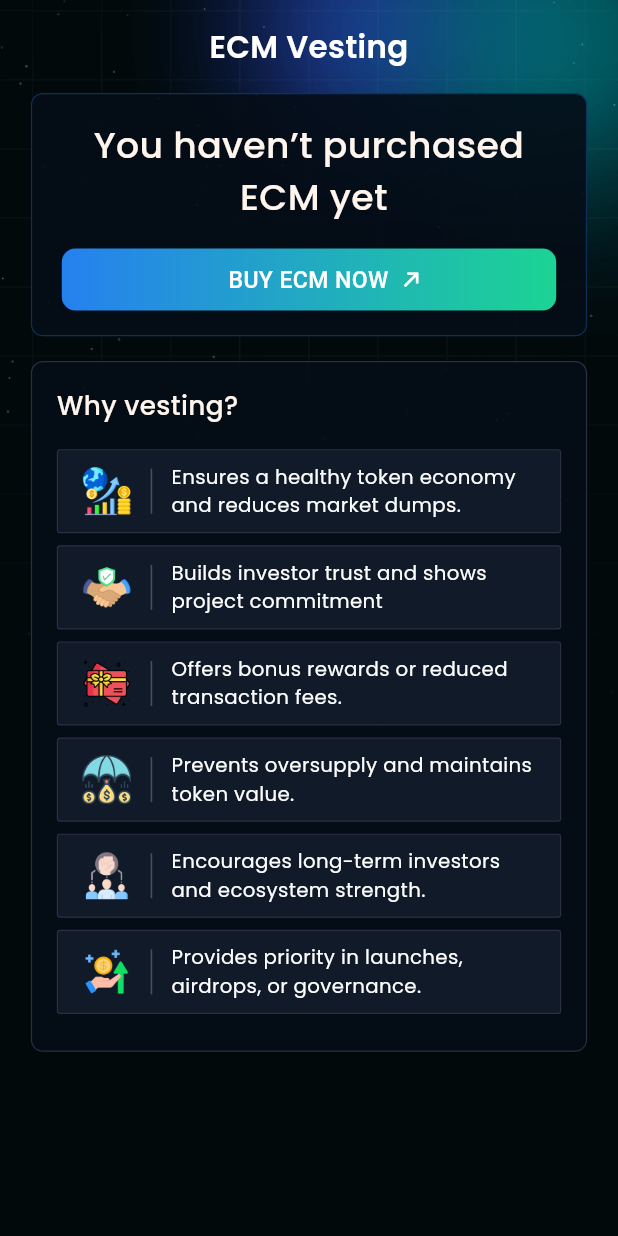
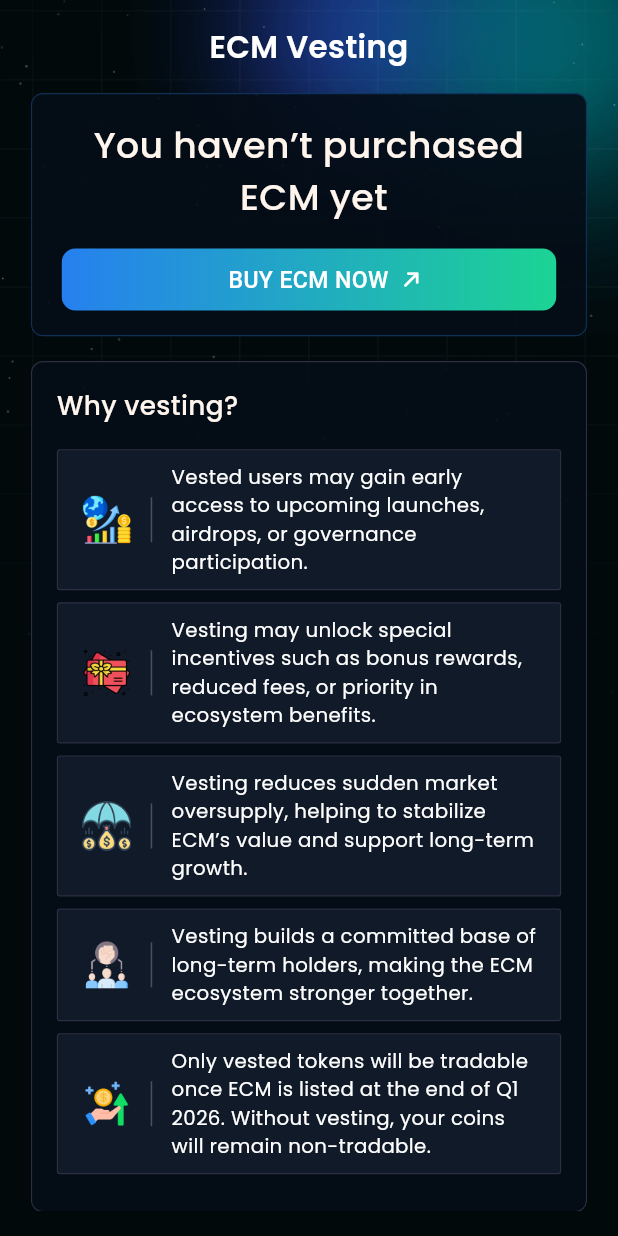
Before and after one commit to devhimuBlockVerse/myCoinPollMetaMask, a Flutter app: the VestingView screen opened directly, on a phone screen of 412 x 824 dp. Run offline on Flutter 3.47's test engine with Material 3 defaults, Android fonts, the phone set to English and light mode, and no system bars; our stand-ins replace auto_size_text, connectivity_plus, data_table_2, decimal, device_info_plus, dio and 11 more; missing offline and left inert: android_intent_plus, logrocket_flutter, reown_appkit, reown_walletkit, web3dart; accounts and stored records are empty; network calls fail.

Commit message:
Connectivity Controller modified, Vesting View Updated

```diff
--- a/lib/application/module/userDashboard/view/vesting/vesting_view.dart
+++ b/lib/application/module/userDashboard/view/vesting/vesting_view.dart
@@ -400,27 +400,27 @@ class _VestingViewState extends State<VestingView> {
     final vestingData = [
       {
         "image": "assets/images/vestingImg1.png",
-        "text": "Ensures a healthy token economy and reduces market dumps."
+        "text": "Vested users may gain early access to upcoming launches, airdrops, or governance participation."
       },
-      {
-        "image": "assets/images/moneyVesting.png",
-        "text": "Builds investor trust and shows project commitment"
-      },
+      // {
+      //   "image": "assets/images/moneyVesting.png",
+      //   "text": "Builds investor trust and shows project commitment"
+      // },
       {
         "image": "assets/images/vestingImg2.png",
-        "text": "Offers bonus rewards or reduced transaction fees."
+        "text": "Vesting may unlock special incentives such as bonus rewards, reduced fees, or priority in ecosystem benefits."
       },
       {
         "image": "assets/images/vestingImg3.png",
-        "text": "Prevents oversupply and maintains token value."
+        "text": "Vesting reduces sudden market oversupply, helping to stabilize ECM’s value and support long-term growth."
       },
       {
         "image": "assets/images/vestingImg4.png",
-        "text": "Encourages long-term investors and ecosystem strength."
+        "text": "Vesting builds a committed base of long-term holders, making the ECM ecosystem stronger together."
       },
       {
         "image": "assets/images/vestingImg5.png",
-        "text": "Provides priority in launches, airdrops, or governance."
+        "text": "Only vested tokens will be tradable once ECM is listed at the end of Q1 2026. Without vesting, your coins will remain non-tradable."
       },
     ];
 
--- a/lib/application/presentation/viewmodel/wallet_view_model.dart
+++ b/lib/application/presentation/viewmodel/wallet_view_model.dart
@@ -154,21 +154,20 @@ class WalletViewModel extends ChangeNotifier with WidgetsBindingObserver{
   bool get isUserBalanceLoading => _isUserBalanceLoading;
   bool get isVestingBalanceLoading => _isVestingBalanceLoading;
 
-  // static const String ALCHEMY_URL_V2 = "https://eth-sepolia.g.alchemy.com/v2/Z-5ts6Ke8ik_CZOD9mNqzh-iekLYPySe"; // Test/**/
-   static const String ALCHEMY_URL_V2 = "https://mainnet.infura.io/v3/8e59f629376f4c459566f61b213bb3f4"; /// MAIN
-
-   // static const String SALE_CONTRACT_ADDRESS = '0x732c5dFF0db1070d214F72Fc6056CF8B48692506'; // Test
-   static const String SALE_CONTRACT_ADDRESS = '0xf19A1ca2441995BB02090F57046147f36555b0aC';
-
-   // static const String ECM_TOKEN_CONTRACT_ADDRESS = '0x4C324169890F42c905f3b8f740DBBe7C4E5e55C0'; // Test
-   static const String ECM_TOKEN_CONTRACT_ADDRESS = '0x6f9c25edc02f21e9df8050a3e67947c99b88f0b2';
-
-  // static const String STAKING_CONTRACT_ADDRESSLIVE = '0x878323894bE6c7E019dBA7f062e003889C812715'; /// statke , unstake TEST
-
-  static const String STAKING_CONTRACT_ADDRESSLIVE = '0x6c6a6450b95d15Fbd80356EFe0b7DaE27ea00092'; /// statke , unstake ,getMinimunStake , maximumStake
-
-  // static const String AGGREGATO_RADDRESS = '0x694AA1769357215DE4FAC081bf1f309aDC325306'; // Test
-  static const String AGGREGATO_RADDRESS = '0x5f4eC3Df9cbd43714FE2740f5E3616155c5b8419';
+  static const String ALCHEMY_URL_V2 = "https://eth-sepolia.g.alchemy.com/v2/Z-5ts6Ke8ik_CZOD9mNqzh-iekLYPySe"; // Test/**/
+   // static const String ALCHEMY_URL_V2 = "https://mainnet.infura.io/v3/8e59f629376f4c459566f61b213bb3f4"; /// MAIN
+
+   static const String SALE_CONTRACT_ADDRESS = '0x732c5dFF0db1070d214F72Fc6056CF8B48692506'; // Test
+   // static const String SALE_CONTRACT_ADDRESS = '0xf19A1ca2441995BB02090F57046147f36555b0aC';
+
+   static const String ECM_TOKEN_CONTRACT_ADDRESS = '0x4C324169890F42c905f3b8f740DBBe7C4E5e55C0'; // Test
+   // static const String ECM_TOKEN_CONTRACT_ADDRESS = '0x6f9c25edc02f21e9df8050a3e67947c99b88f0b2';
+
+  static const String STAKING_CONTRACT_ADDRESSLIVE = '0x878323894bE6c7E019dBA7f062e003889C812715'; /// statke , unstake TEST
+  // static const String STAKING_CONTRACT_ADDRESSLIVE = '0x6c6a6450b95d15Fbd80356EFe0b7DaE27ea00092'; /// statke , unstake ,getMinimunStake , maximumStake
+
+  static const String AGGREGATO_RADDRESS = '0x694AA1769357215DE4FAC081bf1f309aDC325306'; // Test
+  // static const String AGGREGATO_RADDRESS = '0x5f4eC3Df9cbd43714FE2740f5E3616155c5b8419';
 
   static const double ECM_PRICE_USD = 1.2;
   static const int ECM_DECIMALS = 18;
@@ -457,26 +456,26 @@ class WalletViewModel extends ChangeNotifier with WidgetsBindingObserver{
         return false;
       }
 
-      await logRocketTrackBlockChainEvent(
-        "WALLET_ACTION",
-        "connectWallet",
-        "",
-        true,
-        DateTime.now().difference(start).inMilliseconds,
-        extra: {"walletAddress": _walletAddress},
-      );
+      // await logRocketTrackBlockChainEvent(
+      //   "WALLET_ACTION",
+      //   "connectWallet",
+      //   "",
+      //   true,
+      //   DateTime.now().difference(start).inMilliseconds,
+      //   extra: {"walletAddress": _walletAddress},
+      // );
 
       return true;
 
     } catch (e,stack) {
-      await logRocketTrackBlockChainEvent(
-        "WALLET_ACTION",
-        "connectWallet",
-        "",
-        false,
-        DateTime.now().difference(start).inMilliseconds,
-        extra: {"error": e.toString()},
-      );
+      // await logRocketTrackBlockChainEvent(
+      //   "WALLET_ACTION",
+      //   "connectWallet",
+      //   "",
+      //   false,
+      //   DateTime.now().difference(start).inMilliseconds,
+      //   extra: {"error": e.toString()},
+      // );
        return _handleConnectionError(e);
     } finally {
       _isLoading = false;
```
Also changed, not shown: lib/application/presentation/screens/settings/personal_info/personal_information.dart (+9 -1 lines), lib/connectivity/connectivity_controller.dart (+20 -20 lines), lib/main.dart (+23 -3 lines).
